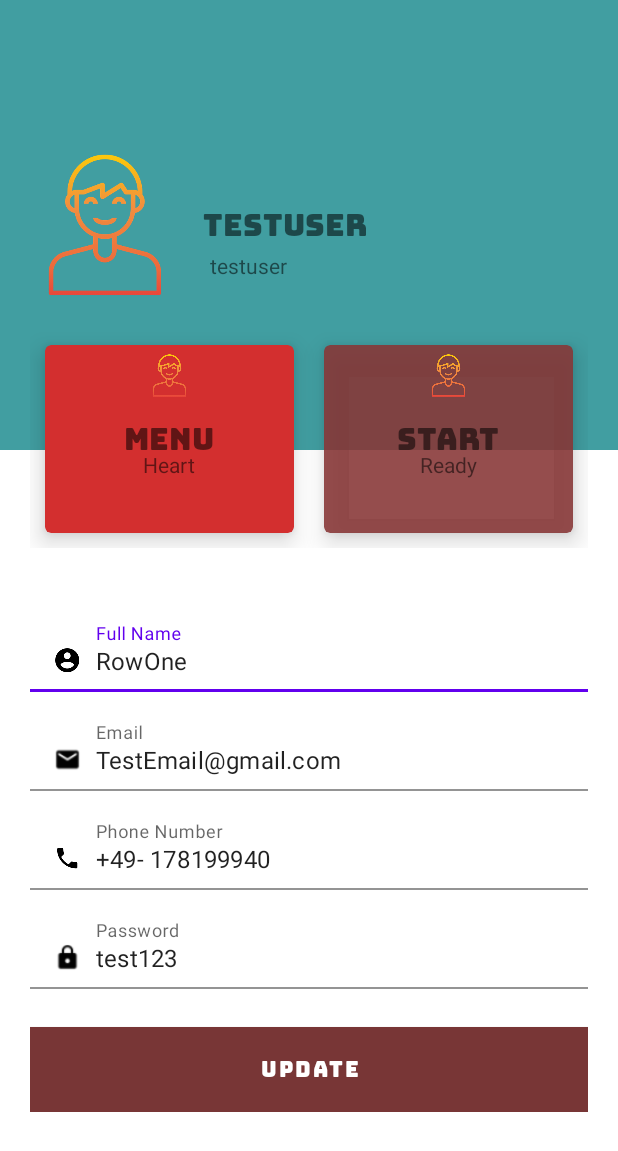
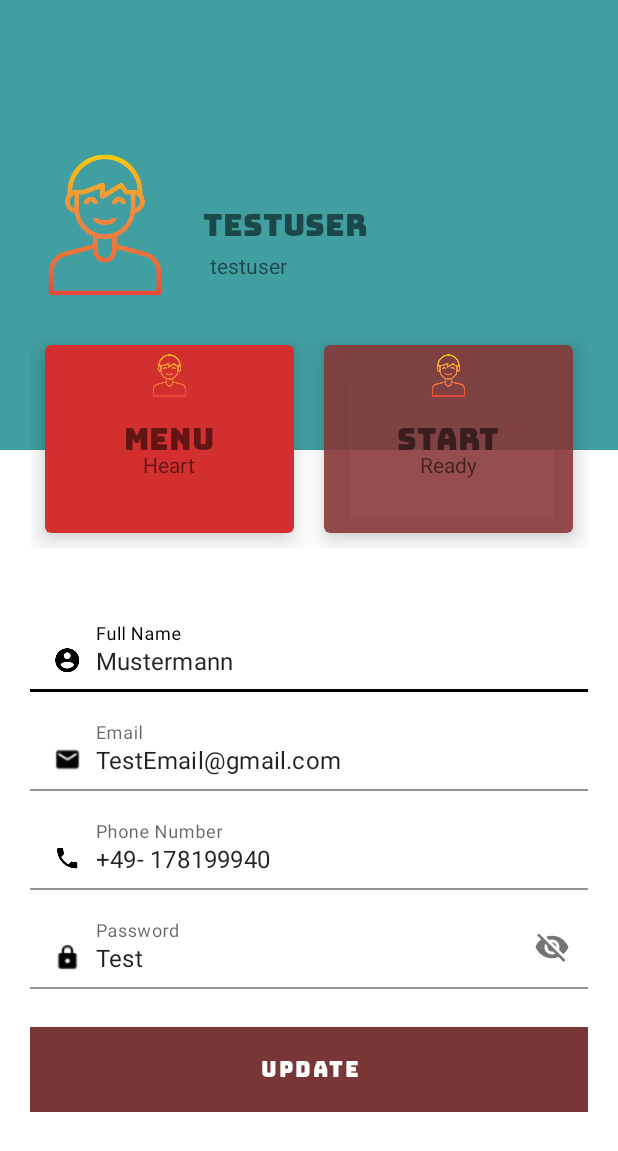
Before and after one commit to JustCodeRW/ProjektEKG, an Android app: the layout activity_user_profile.xml on its own in the app's theme, with its tools: preview values and no code run, on a phone screen of 412 x 824 dp. Shown: the top 1151 px of the screen. Run offline under Robolectric (Android 15) with nearby library versions, the light colour scheme and no system bars; Roboto replaces fonts that are not available here.

Commit message:
Code clean up and refactoring

```diff
--- a/app/src/main/AndroidManifest.xml
+++ b/app/src/main/AndroidManifest.xml
@@ -17,9 +17,9 @@
     <application
         android:name="androidx.multidex.MultiDexApplication"
         android:allowBackup="true"
-        android:icon="@mipmap/ic_launcher"
+        android:icon="@drawable/ekg_monitor"
         android:label="@string/app_name"
-        android:roundIcon="@mipmap/ic_launcher_round"
+        android:roundIcon="@drawable/ekg_monitor"
         android:supportsRtl="true"
         android:theme="@style/Theme.EKGApp">
         <activity
--- a/app/src/main/java/com/example/ekg_app/BleAndLocationConnection.kt
+++ b/app/src/main/java/com/example/ekg_app/BleAndLocationConnection.kt
@@ -186,7 +186,7 @@ class BleAndLocationConnection : AppCompatActivity() {
         }
 
         task.addOnFailureListener(this) { e ->
-            Log.i("GPS STATUS", "GPS IS ON")
+            Log.i("GPS STATUS", "GPS IS OFF")
             if (e is ResolvableApiException) {
                 try {
                     e.startResolutionForResult(this@BleAndLocationConnection, 0x1)
@@ -270,7 +270,7 @@ class BleAndLocationConnection : AppCompatActivity() {
                     alert {
                         title = "Disconnected"
                         message = "Disconnected or unable to connect to device."
-                        postiveButton("OK"){}
+                        positiveButton("OK"){}
                     }.show()
                 }
             }*/
--- a/app/src/main/res/layout/activity_main.xml
+++ b/app/src/main/res/layout/activity_main.xml
@@ -19,7 +19,8 @@
         app:layout_constraintEnd_toEndOf="parent"
         app:layout_constraintHorizontal_bias="0.0"
         app:layout_constraintStart_toStartOf="parent"
-        app:layout_constraintTop_toTopOf="parent" />
+        app:layout_constraintTop_toTopOf="parent"
+        android:contentDescription="@string/view_for_app_main_icon" />
 
     <TextView
         android:id="@+id/appName"
@@ -27,7 +28,7 @@
         android:layout_height="wrap_content"
         android:layout_marginTop="65dp"
         android:fontFamily="@font/bangers"
-        android:text="Smart-EKG"
+        android:text="@string/smart_ekg"
         android:textAlignment="center"
         android:textColor="#FFF"
         android:textSize="70sp"
--- a/app/src/main/res/layout/activity_user_profile.xml
+++ b/app/src/main/res/layout/activity_user_profile.xml
@@ -8,7 +8,7 @@
 
     <LinearLayout
         android:layout_width="match_parent"
-        android:layout_height="match_parent"
+        android:layout_height="wrap_content"
         android:orientation="vertical">
 
         <RelativeLayout
@@ -30,7 +30,6 @@
                 android:layout_height="wrap_content"
                 android:layout_centerVertical="true"
                 android:layout_marginStart="15dp"
-                android:layout_marginLeft="15dp"
                 android:layout_toEndOf="@+id/profile_image"
                 android:fontFamily="@font/bungee"
                 android:includeFontPadding="false"
@@ -43,7 +42,6 @@
                 android:layout_height="wrap_content"
                 android:layout_below="@+id/full_name_label"
                 android:layout_marginStart="20dp"
-                android:layout_marginLeft="15dp"
                 android:layout_marginTop="10dp"
                 android:layout_toEndOf="@+id/profile_image"
                 android:includeFontPadding="false"
@@ -162,14 +160,14 @@
                 android:layout_height="wrap_content"
                 android:layout_marginBottom="10dp"
                 app:boxBackgroundColor="@android:color/transparent"
-                android:hint="Full Name">
+                android:hint="@string/full_name">
 
                 <com.google.android.material.textfield.TextInputEditText
                     android:layout_width="match_parent"
                     android:layout_height="wrap_content"
                     android:drawableStart="@drawable/ic_account_circle"
                     android:drawablePadding="10dp"
-                    android:text="RowOne" />
+                    android:text="@string/testName" />
 
             </com.google.android.material.textfield.TextInputLayout>
 
@@ -179,14 +177,14 @@
                 android:layout_height="wrap_content"
                 android:layout_marginBottom="10dp"
                 app:boxBackgroundColor="@android:color/transparent"
-                android:hint="Email">
+                android:hint="@string/email">
 
                 <com.google.android.material.textfield.TextInputEditText
                     android:layout_width="match_parent"
                     android:layout_height="wrap_content"
                     android:drawableStart="@drawable/ic_email"
                     android:drawablePadding="10dp"
-                    android:text="TestEmail@gmail.com" />
+                    android:text="@string/testMail" />
 
             </com.google.android.material.textfield.TextInputLayout>
 
@@ -196,14 +194,14 @@
                 android:layout_height="wrap_content"
                 android:layout_marginBottom="10dp"
                 app:boxBackgroundColor="@android:color/transparent"
-                android:hint="Phone Number">
+                android:hint="@string/phone_number">
 
                 <com.google.android.material.textfield.TextInputEditText
                     android:layout_width="match_parent"
                     android:layout_height="wrap_content"
                     android:drawableStart="@drawable/ic_call"
                     android:drawablePadding="10dp"
-                    android:text="+49- 178199940" />
+                    android:text="@string/tel_Number" />
 
             </com.google.android.material.textfield.TextInputLayout>
 
@@ -212,15 +210,16 @@
                 android:layout_width="match_parent"
                 android:layout_height="wrap_content"
                 android:layout_marginBottom="10dp"
+                app:passwordToggleEnabled="true"
                 app:boxBackgroundColor="@android:color/transparent"
-                android:hint="Password">
+                android:hint="@string/password">
 
                 <com.google.android.material.textfield.TextInputEditText
                     android:layout_width="match_parent"
                     android:layout_height="wrap_content"
                     android:drawableStart="@drawable/ic_lock"
                     android:drawablePadding="10dp"
-                    android:text="test123" />
+                    android:text="@string/test" />
 
             </com.google.android.material.textfield.TextInputLayout>
 
@@ -229,7 +228,7 @@
                 android:layout_height="wrap_content"
                 android:background="#783636"
                 android:fontFamily="@font/bungee"
-                android:text="Update"
+                android:text="@string/update"
                 android:layout_marginTop="15dp"
                 app:backgroundTint="@null" />
 
--- a/app/src/main/res/values-night/themes.xml
+++ b/app/src/main/res/values-night/themes.xml
@@ -2,15 +2,15 @@
     <!-- Base application theme. -->
     <style name="Theme.EKGApp" parent="Theme.MaterialComponents.DayNight.NoActionBar">
         <!-- Primary brand color. -->
-        <item name="colorPrimary">@color/purple_200</item>
-        <item name="colorPrimaryVariant">@color/purple_700</item>
+        <item name="colorPrimary">@color/black</item>
+        <item name="colorPrimaryVariant">@color/black</item>
         <item name="colorOnPrimary">@color/black</item>
         <!-- Secondary brand color. -->
         <item name="colorSecondary">@color/teal_200</item>
         <item name="colorSecondaryVariant">@color/teal_200</item>
         <item name="colorOnSecondary">@color/black</item>
         <!-- Status bar color. -->
-        <item name="android:statusBarColor" tools:targetApi="l">?attr/colorPrimaryVariant</item>
+        <item name="android:statusBarColor" >?attr/colorPrimaryVariant</item>
         <!-- Customize your theme here. -->
     </style>
 </resources>
--- a/app/src/main/res/values-v21/themes.xml
+++ b/app/src/main/res/values-v21/themes.xml
@@ -3,15 +3,15 @@
 
     <style name="Theme.EKGApp" parent="Theme.MaterialComponents.DayNight.NoActionBar">
         <!-- Primary brand color. -->
-        <item name="colorPrimary">@color/purple_500</item>
-        <item name="colorPrimaryVariant">@color/purple_700</item>
+        <item name="colorPrimary">@color/black</item>
+        <item name="colorPrimaryVariant">@color/black</item>
         <item name="colorOnPrimary">@color/white</item>
         <!-- Secondary brand color. -->
         <item name="colorSecondary">@color/teal_200</item>
         <item name="colorSecondaryVariant">@color/teal_700</item>
         <item name="colorOnSecondary">@color/black</item>
         <!-- Status bar color. -->
-        <item name="android:statusBarColor" tools:targetApi="l">?attr/colorPrimaryVariant</item>
+        <item name="android:statusBarColor" >@color/black</item>
         <!-- Customize your theme here. -->
 
         <item name="android:windowContentTransitions">true</item>
--- a/app/src/main/res/values/strings.xml
+++ b/app/src/main/res/values/strings.xml
@@ -19,4 +19,17 @@
     <string name="start">Start</string>
     <string name="new_user_sign_up">New User? Sign up</string>
     <string name="ble_scan_button">Ble Scan Button</string>
+    <string name="view_for_app_main_icon">view for App main icon</string>
+    <string name="already_have_an_account_login">Already have an account ? LogIn</string>
+    <string name="email">Email</string>
+    <string name="phone_no">Phone No</string>
+    <string name="full_name">Full Name</string>
+    <string name="signup_to_start_tracking">SignUp to start tracking</string>
+    <string name="welcome">Welcome</string>
+    <string name="test">Test</string>
+    <string name="update">Update</string>
+    <string name="tel_Number">+49- 178199940</string>
+    <string name="phone_number">Phone Number</string>
+    <string name="testMail">TestEmail@gmail.com</string>
+    <string name="testName">Mustermann</string>
 </resources>
--- a/app/src/main/res/values/themes.xml
+++ b/app/src/main/res/values/themes.xml
@@ -2,25 +2,25 @@
     <!-- Base application theme. -->
     <style name="Theme.EKGApp" parent="Theme.MaterialComponents.DayNight.NoActionBar">
         <!-- Primary brand color. -->
-        <item name="colorPrimary">@color/purple_500</item>
-        <item name="colorPrimaryVariant">@color/purple_700</item>
+        <item name="colorPrimary">@color/black</item>
+        <item name="colorPrimaryVariant">@color/black</item>
         <item name="colorOnPrimary">@color/white</item>
         <!-- Secondary brand color. -->
         <item name="colorSecondary">@color/teal_200</item>
         <item name="colorSecondaryVariant">@color/teal_700</item>
         <item name="colorOnSecondary">@color/black</item>
         <!-- Status bar color. -->
-        <item name="android:statusBarColor" tools:targetApi="l">?attr/colorPrimaryVariant</item>
+        <item name="android:statusBarColor">@color/black</item>
         <!-- Customize your theme here. -->
-
+        <item name="android:windowFullscreen">true</item>
     </style>
 
     <style name="Theme.EKGApp.NoActionBar">
         <item name="windowActionBar">false</item>
         <item name="windowNoTitle">true</item>
+        <item name="android:windowFullscreen">true</item>
     </style>
 
     <style name="Theme.EKGApp.AppBarOverlay" parent="ThemeOverlay.AppCompat.Dark.ActionBar" />
-
     <style name="Theme.EKGApp.PopupOverlay" parent="ThemeOverlay.AppCompat.Light" />
 </resources>
```
Also changed, not shown: app/src/main/assets/eigenekg.csv (deleted, +0 -1 lines), app/src/main/java/com/example/ekg_app/Login.kt (+4 -31 lines), app/src/main/java/com/example/ekg_app/MainActivity.kt (+1 -26 lines), app/src/main/java/com/example/ekg_app/Registration.kt (+49 -48 lines), app/src/main/res/layout/activity_registration.xml (+13 -12 lines).
